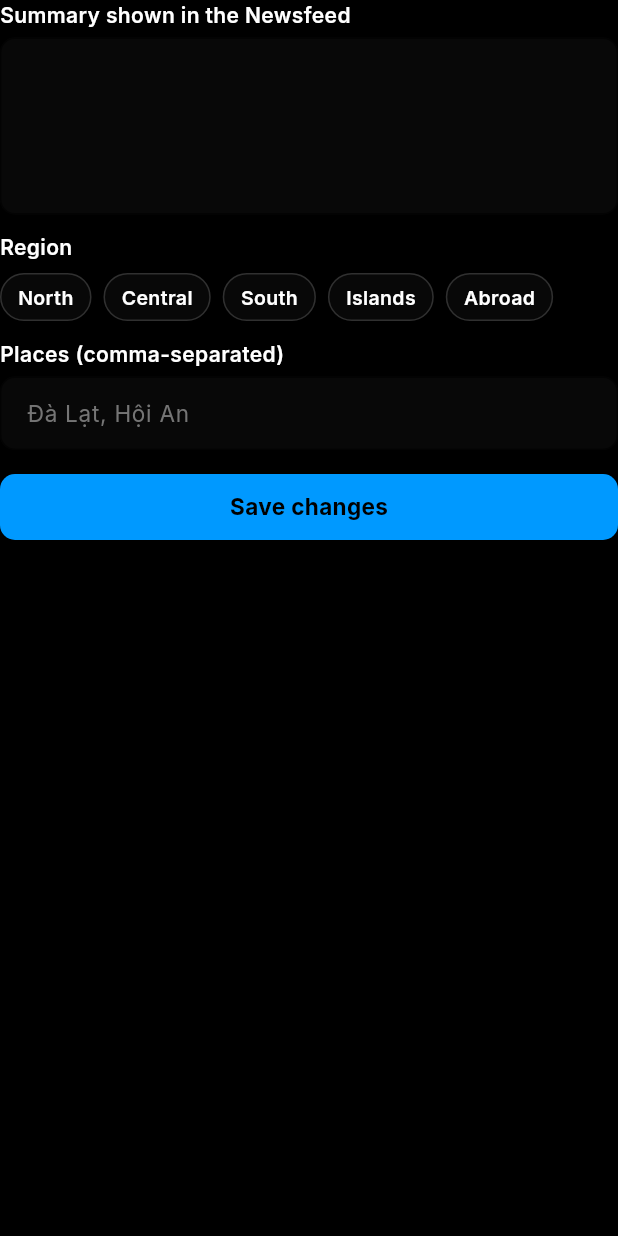
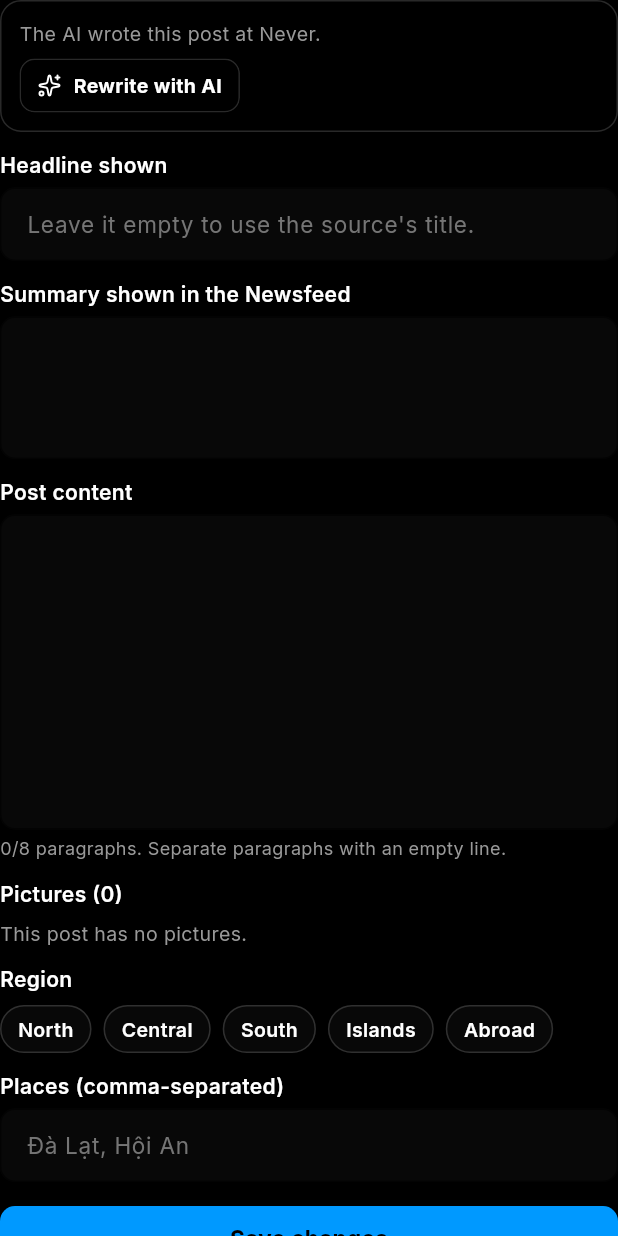
Before and after one commit to HuynhBaHieuu/ChillnGo_Project, a Flutter app: the _ItemForm widget shown alone on an empty page, opened directly with empty values, on a phone screen of 412 x 824 dp. Run offline on Flutter 3.47's test engine with Material 3 defaults, Android fonts, the phone set to English and light mode, and no system bars; our stand-ins replace cached_network_image, device_info_plus, dio, flutter_map, flutter_riverpod, flutter_secure_storage and 12 more; missing offline and left inert: livekit_client; accounts and stored records are empty; network calls fail.

Commit message:
feat(mobile): news post screen and covers on news cards
News cards open /news/:id in the app (paragraphs, pictures full screen,
link to the original). The admin news form edits the headline, paragraphs
and pictures and can ask the AI to write the post again.

```diff
--- /dev/null
+++ b/mobile/lib/core/news_layout.dart
@@ -0,0 +1,37 @@
+/// How a news post is laid out (web/src/lib/newsLayout.ts): the first picture
+/// is the cover, the next ones sit between paragraphs (spread evenly, never
+/// after the last one), and what is left goes to a gallery under the text.
+library;
+
+/// One piece of the post body: a paragraph ([text]) or a picture ([image]).
+class NewsBlock {
+  const NewsBlock.text(String this.text) : image = null;
+  const NewsBlock.image(String this.image) : text = null;
+
+  final String? text;
+  final String? image;
+}
+
+class NewsLayout {
+  const NewsLayout({required this.cover, required this.blocks, required this.gallery});
+
+  final String? cover;
+  final List<NewsBlock> blocks;
+  final List<String> gallery;
+}
+
+NewsLayout newsLayout(List<String> content, List<String> images) {
+  final cover = images.isEmpty ? null : images.first;
+  final rest = images.skip(1).toList();
+  final gaps = content.isEmpty ? 0 : content.length - 1;
+  final inline = rest.take(gaps).toList();
+  final blocks = <NewsBlock>[];
+  for (var index = 0; index < content.length; index++) {
+    blocks.add(NewsBlock.text(content[index]));
+    for (var k = 0; k < inline.length; k++) {
+      // The k-th picture comes after this many paragraphs.
+      if (((k + 1) * content.length) ~/ (inline.length + 1) == index + 1) blocks.add(NewsBlock.image(inline[k]));
+    }
+  }
+  return NewsLayout(cover: cover, blocks: blocks, gallery: rest.skip(inline.length).toList());
+}
--- a/mobile/lib/data/services/news_service.dart
+++ b/mobile/lib/data/services/news_service.dart
@@ -18,6 +18,9 @@ class NewsItem {
     required this.title,
     required this.summary,
     required this.imageUrl,
+    this.images = const [],
+    this.content = const [],
+    this.originalTitle = '',
     required this.kind,
     required this.author,
     required this.publishedAt,
@@ -28,6 +31,9 @@ class NewsItem {
     this.status,
     this.statusReason = '',
     this.excerpt = '',
+    this.headline = '',
+    this.aiSummary = '',
+    this.writtenAt,
     this.aiStatus,
     this.clickCount = 0,
   });
@@ -38,9 +44,21 @@ class NewsItem {
   final String sourceType;
   final String? platform;
   final String url;
+  /// The AI's Vietnamese headline, or the source's own title.
   final String title;
   final String summary;
+
+  /// The cover picture.
   final String imageUrl;
+
+  /// Every picture of the post, the cover first.
+  final List<String> images;
+
+  /// The post's paragraphs. Only on the post's own screen and in admin views.
+  final List<String> content;
+
+  /// The source's own title. Only on the post's own screen and in admin views.
+  final String originalTitle;
 
   /// article | video | post
   final String kind;
@@ -55,6 +73,13 @@ class NewsItem {
   final String? status;
   final String statusReason;
   final String excerpt;
+
+  /// The headline and summary as stored ('' when the AI has not written them).
+  final String headline;
+  final String aiSummary;
+
+  /// When the AI last wrote the post; null when it never did.
+  final String? writtenAt;
   final String? aiStatus;
   final int clickCount;
 
@@ -68,6 +93,9 @@ class NewsItem {
     title: str(json['title']),
     summary: str(json['summary']),
     imageUrl: str(json['imageUrl']),
+    images: stringList(json['images']),
+    content: stringList(json['content']),
+    originalTitle: str(json['originalTitle']),
     kind: str(json['kind'], 'article'),
     author: str(json['author']),
     publishedAt: str(json['publishedAt']),
@@ -78,6 +106,9 @@ class NewsItem {
     status: strOrNull(json['status']),
     statusReason: str(json['statusReason']),
     excerpt: str(json['excerpt']),
+    headline: str(json['headline']),
+    aiSummary: str(json['aiSummary']),
+    writtenAt: strOrNull(json['writtenAt']),
     aiStatus: strOrNull(json['aiStatus']),
     clickCount: intOf(json['clickCount']),
   );
@@ -92,6 +123,9 @@ class NewsItem {
     title: title,
     summary: summary,
     imageUrl: imageUrl,
+    images: images,
+    content: content,
+    originalTitle: originalTitle,
     kind: kind,
     author: author,
     publishedAt: publishedAt,
@@ -102,6 +136,9 @@ class NewsItem {
     status: status,
     statusReason: statusReason,
     excerpt: excerpt,
+    headline: headline,
+    aiSummary: aiSummary,
+    writtenAt: writtenAt,
     aiStatus: aiStatus,
     clickCount: clickCount,
   );
@@ -280,7 +317,10 @@ abstract final class NewsService {
   /// Saves or unsaves; returns whether it is now saved.
   static Future<bool> toggleSave(String id) async => boolOf((await Api.post('/api/news/$id/save'))['saved']);
 
-  /// Counts a click through to the original; never fails the click itself.
+  /// One published item with its post (paragraphs and pictures).
+  static Future<NewsItem> get(String id) async => NewsItem.fromJson(mapOf((await Api.get('/api/news/$id'))['item']));
+
+  /// Counts a reader opening the post; never fails the screen itself.
   static void recordClick(String id) {
     Api.post('/api/news/$id/click', auth: false).catchError((_) => <String, dynamic>{});
   }
@@ -323,6 +363,9 @@ abstract final class NewsService {
 
   static Future<void> patchItem(String id, Json patch) async => Api.patch('/api/admin/news/items/$id', body: patch);
 
+  /// The AI reads the original again and writes the post anew.
+  static Future<NewsItem> rewriteItem(String id) async => NewsItem.fromJson(mapOf((await Api.post('/api/admin/news/items/$id/rewrite'))['item']));
+
   /// approve | reject | hide | unhide.
   static Future<int> review(List<String> ids, String action, {String reason = ''}) async =>
       intOf((await Api.post('/api/admin/news/items/review', body: {'ids': ids, 'action': action, 'reason': reason}))['updated']);
--- a/mobile/lib/features/admin/news_panel.dart
+++ b/mobile/lib/features/admin/news_panel.dart
@@ -591,8 +591,8 @@ class _ItemsTabState extends ConsumerState<_ItemsTab> {
   Future<void> _edit(NewsItem item) async {
     final saved = await showAppSheet<bool>(
       context,
-      title: t('Sửa tin'),
-      description: item.title,
+      title: t('Sửa bài'),
+      description: item.originalTitle.isEmpty ? item.title : item.originalTitle,
       tall: true,
       builder: (_) => _ItemForm(item: item),
     );
@@ -670,6 +670,7 @@ class _ItemsTabState extends ConsumerState<_ItemsTab> {
                     if (item.pinned) AppBadge(t('Đã ghim'), tone: BadgeTone.primary),
                     if (item.aiStatus == 'failed') AppBadge(t('AI lỗi, dùng trích đoạn'), tone: BadgeTone.outline),
                     if (item.aiStatus == 'skipped') AppBadge(t('Chưa có AI'), tone: BadgeTone.outline),
+                    if (item.content.isEmpty) AppBadge(t('Chưa có bài viết'), tone: BadgeTone.outline),
                     for (final r in item.regions) AppBadge(regionLabel(r), tone: BadgeTone.outline),
                     for (final d in item.destinations) AppBadge('📍 $d', tone: BadgeTone.outline),
                   ],
@@ -702,7 +703,7 @@ class _ItemsTabState extends ConsumerState<_ItemsTab> {
                         onPressed: _busy == null ? () => _pin(item) : null,
                       ),
                     AppButton(
-                      label: t('Sửa tóm tắt'),
+                      label: t('Sửa bài'),
                       icon: LucideIcons.pencil,
                       size: ButtonSize.sm,
                       variant: ButtonVariant.ghost,
@@ -738,17 +739,62 @@ class _ItemForm extends StatefulWidget {
 }
 
 class _ItemFormState extends State<_ItemForm> {
-  late final _summary = TextEditingController(text: widget.item.summary);
+  late final _headline = TextEditingController(text: widget.item.headline);
+  late final _summary = TextEditingController(text: widget.item.aiSummary);
+  // One paragraph per block; blocks are separated by an empty line.
+  late final _content = TextEditingController(text: widget.item.content.join('\n\n'));
   late final _destinations = TextEditingController(text: widget.item.destinations.join(', '));
   late final Set<String> _regions = {...widget.item.regions};
+  late List<String> _images = [...widget.item.images];
+  late String? _writtenAt = widget.item.writtenAt;
   var _saving = false;
+  var _rewriting = false;
   String? _error;
+
+  List<String> get _paragraphs => _content.text
+      .split(RegExp(r'\n\s*\n'))
+      .map((p) => p.replaceAll(RegExp(r'\s+'), ' ').trim())
+      .where((p) => p.isNotEmpty)
+      .toList();
 
   @override
   void dispose() {
+    _headline.dispose();
     _summary.dispose();
+    _content.dispose();
     _destinations.dispose();
     super.dispose();
+  }
+
+  /// The AI's new post replaces what is in the form.
+  Future<void> _rewrite() async {
+    setState(() {
+      _rewriting = true;
+      _error = null;
+    });
+    try {
+      final fresh = await NewsService.rewriteItem(widget.item.id);
+      if (!mounted) return;
+      setState(() {
+        _headline.text = fresh.headline;
+        _summary.text = fresh.aiSummary;
+        _content.text = fresh.content.join('\n\n');
+        _destinations.text = fresh.destinations.join(', ');
+        _regions
+          ..clear()
+          ..addAll(fresh.regions);
+        _images = [...fresh.images];
+        _writtenAt = fresh.writtenAt;
+        _rewriting = false;
+      });
+    } catch (e) {
+      if (mounted) {
+        setState(() {
+          _rewriting = false;
+          _error = errorMessage(e);
+        });
+      }
+    }
   }
 
   Future<void> _save() async {
@@ -758,7 +804,10 @@ class _ItemFormState extends State<_ItemForm> {
     });
     try {
       await NewsService.patchItem(widget.item.id, {
+        'headline': _headline.text.trim(),
         'summary': _summary.text.trim(),
+        'content': _paragraphs,
+        'images': _images,
         'regions': _regions.toList(),
         'destinations': _destinations.text.split(',').map((s) => s.trim()).where((s) => s.isNotEmpty).toList(),
       });
@@ -775,16 +824,91 @@ class _ItemFormState extends State<_ItemForm> {
 
   @override
   Widget build(BuildContext context) {
+    final written = _writtenAt;
+    final count = _paragraphs.length;
+    final busy = _saving || _rewriting;
     return Column(
       crossAxisAlignment: CrossAxisAlignment.stretch,
       children: [
-        AppTextField(controller: _summary, label: t('Tóm tắt hiển thị trên Newsfeed'), maxLines: 6, minLines: 4, maxLength: 600),
+        Container(
+          padding: const EdgeInsets.all(12),
+          decoration: BoxDecoration(
+            borderRadius: BorderRadius.circular(AppRadius.lg),
+            border: Border.all(color: AppColors.borderStrong),
+          ),
+          child: Column(
+            crossAxisAlignment: CrossAxisAlignment.start,
+            children: [
+              Text(
+                written != null
+                    ? t('AI viết bài này lúc {time}.', {'time': formatDateTime(written)})
+                    : t('Tin này chưa có bài viết. AI có thể đọc bài gốc và viết ngay.'),
+                style: AppText.meta,
+              ),
+              const SizedBox(height: 8),
+              AppButton(
+                label: _rewriting ? t('Đang viết…') : t('Viết lại bằng AI'),
+                icon: LucideIcons.sparkles,
+                size: ButtonSize.sm,
+                variant: ButtonVariant.outline,
+                loading: _rewriting,
+                onPressed: busy ? null : _rewrite,
+              ),
+            ],
+          ),
+        ),
+        const SizedBox(height: 12),
+        AppTextField(controller: _headline, label: t('Tiêu đề hiển thị'), hint: t('Để trống thì dùng tiêu đề của nguồn.'), maxLength: 200, maxLines: 2, minLines: 1),
+        const SizedBox(height: 12),
+        AppTextField(controller: _summary, label: t('Tóm tắt hiển thị trên Newsfeed'), maxLines: 5, minLines: 3, maxLength: 600),
         if (widget.item.excerpt.isNotEmpty) ...[
           const SizedBox(height: 8),
           Text(t('Xem trích đoạn gốc'), style: AppText.label.copyWith(fontSize: 13)),
           const SizedBox(height: 4),
           Text(widget.item.excerpt, maxLines: 8, overflow: TextOverflow.ellipsis, style: AppText.meta),
         ],
+        const SizedBox(height: 12),
+        AppTextField(controller: _content, label: t('Nội dung bài'), maxLines: 16, minLines: 8, onChanged: (_) => setState(() {})),
+        const SizedBox(height: 4),
+        Text(
+          t('{count}/8 đoạn. Mỗi đoạn cách nhau một dòng trống.', {'count': count}),
+          style: AppText.meta.copyWith(fontSize: 12, color: count > 8 ? AppColors.destructive : AppColors.meta),
+        ),
+        const SizedBox(height: 12),
+        Text(t('Ảnh ({count})', {'count': _images.length}), style: AppText.label),
+        const SizedBox(height: 8),
+        if (_images.isEmpty)
+          Text(t('Bài này không có ảnh.'), style: AppText.meta)
+        else
+          Wrap(
+            spacing: 8,
+            runSpacing: 8,
+            children: [
+              for (final (index, url) in _images.indexed)
+                SizedBox(
+                  width: 92,
+                  height: 92,
+                  child: Stack(
+                    fit: StackFit.expand,
+                    children: [
+                      NetImage(url, radius: AppRadius.md),
+                      if (index == 0) Positioned(left: 4, bottom: 4, child: AppBadge(t('Ảnh bìa'), tone: BadgeTone.overlay)),
+                      Positioned(
+                        right: 0,
+                        top: 0,
+                        child: AppIconButton(
+                          icon: LucideIcons.x,
+                          label: t('Bỏ ảnh {n}', {'n': index + 1}),
+                          size: 32,
+                          color: AppColors.white,
+                          onPressed: () => setState(() => _images = _images.where((x) => x != url).toList()),
+                        ),
+                      ),
+                    ],
+                  ),
+                ),
+            ],
+          ),
         const SizedBox(height: 12),
         Text(t('Vùng'), style: AppText.label),
         const SizedBox(height: 8),
@@ -804,7 +928,7 @@ class _ItemFormState extends State<_ItemForm> {
         AppTextField(controller: _destinations, label: t('Địa điểm (cách nhau bằng dấu phẩy)'), hint: t('Đà Lạt, Hội An')),
         if (_error != null) ...[const SizedBox(height: 12), Text(_error!, style: AppText.meta.copyWith(color: AppColors.destructive))],
         const SizedBox(height: 16),
-        AppButton(label: t('Lưu thay đổi'), loading: _saving, onPressed: _saving ? null : _save),
+        AppButton(label: t('Lưu thay đổi'), loading: _saving, onPressed: busy || count > 8 ? null : _save),
         const SizedBox(height: 8),
       ],
     );
--- a/mobile/lib/router.dart
+++ b/mobile/lib/router.dart
@@ -32,6 +32,7 @@ import 'features/discover/discover_screen.dart';
 import 'features/discover/interest_screen.dart';
 import 'features/editor/post_editor_screen.dart';
 import 'features/feed/feed_screen.dart';
+import 'features/feed/news_detail_screen.dart';
 import 'features/itinerary/itineraries_screen.dart';
 import 'features/itinerary/itinerary_detail_screen.dart';
 import 'features/itinerary/itinerary_edit_screen.dart';
@@ -168,6 +169,11 @@ final appRouter = GoRouter(
       builder: (_, state) => LiveScreen(id: state.pathParameters['id'] ?? ''),
     ),
 
+    GoRoute(
+      path: '/news/:id',
+      builder: (_, state) => NewsDetailScreen(id: state.pathParameters['id'] ?? ''),
+    ),
+
     GoRoute(path: '/posts/new', builder: (_, _) => const PostEditorScreen()),
     GoRoute(
       path: '/posts/:id',
```
Also changed, not shown: mobile/lib/features/feed/news_card.dart (+9 -18 lines), mobile/lib/features/feed/news_detail_screen.dart (added, +292 -0 lines), mobile/assets/i18n/web.json, 1 other file.
